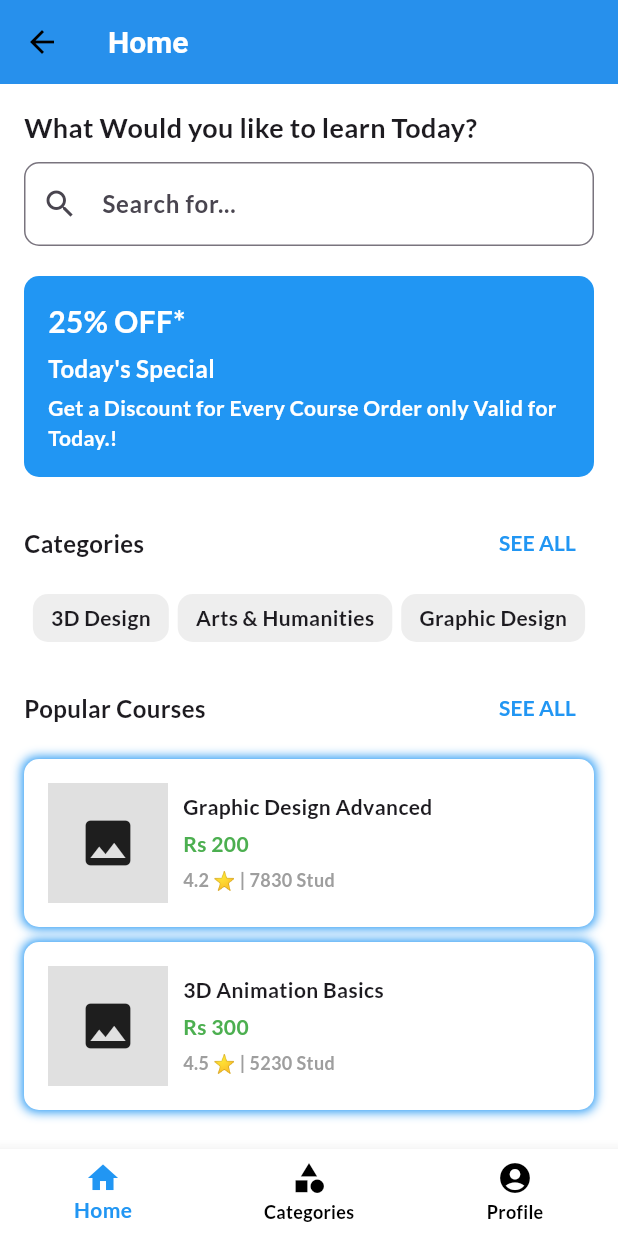
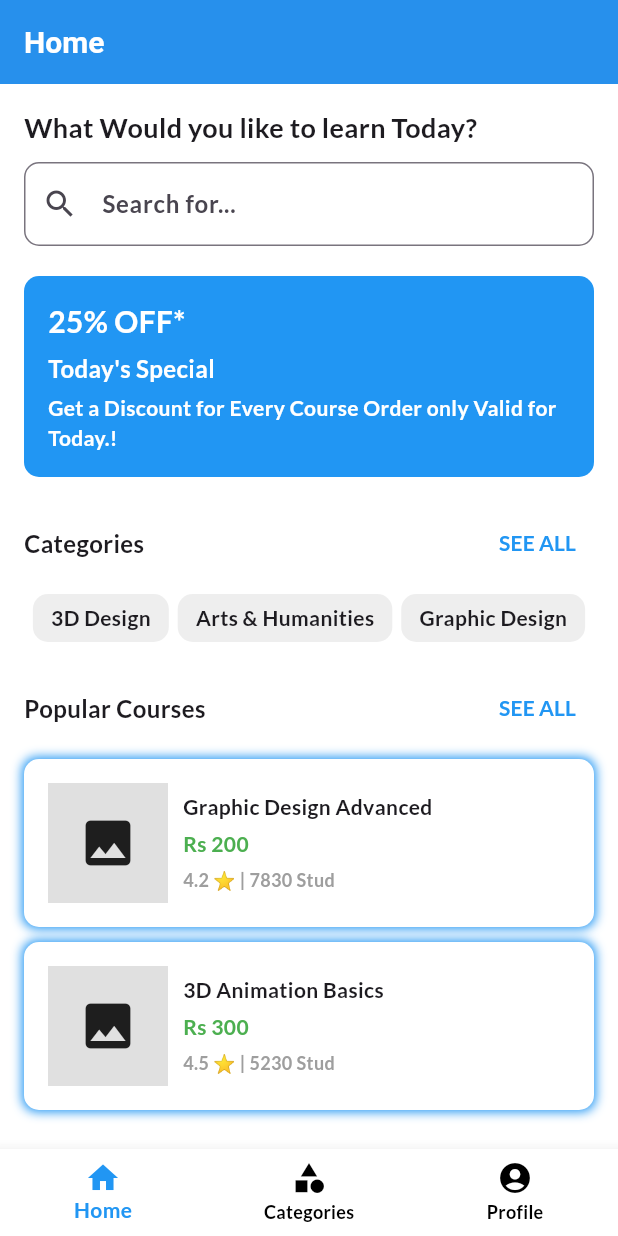
Before and after one commit to avishek100/wise_academy, a Flutter app: the DashboardPageView screen opened by its route, on a phone screen of 412 x 824 dp. Run offline on Flutter 3.47's test engine with Material 3 defaults, Android fonts, the light colour scheme and no system bars.

```diff
--- a/lib/view/categories_page.dart
+++ b/lib/view/categories_page.dart
@@ -12,6 +12,7 @@ class _CategoriesPageState extends State<CategoriesPage> {
   Widget build(BuildContext context) {
     return Scaffold(
       appBar: AppBar(
+        automaticallyImplyLeading: false,
         title: const Text('Categories'),
         elevation: 4,
       ),
--- a/lib/view/dashboard_page_view.dart
+++ b/lib/view/dashboard_page_view.dart
@@ -35,10 +35,10 @@ class _DashboardPageViewState extends State<DashboardPageView> {
       body: _pages[_selectedIndex],
       bottomNavigationBar: BottomNavigationBar(
         backgroundColor: Colors.white,
-        currentIndex: _selectedIndex, // Highlight the selected item
-        onTap: _onItemTapped, // Handle item taps
-        selectedItemColor: Colors.blue, // Color for selected icon/text
-        unselectedItemColor: Colors.black, // Color for unselected icon/text
+        currentIndex: _selectedIndex,
+        onTap: _onItemTapped,
+        selectedItemColor: Colors.blue,
+        unselectedItemColor: Colors.black,
         items: const [
           BottomNavigationBarItem(
             icon: Icon(Icons.home),
--- a/lib/view/home_page.dart
+++ b/lib/view/home_page.dart
@@ -12,6 +12,7 @@ class _HomePageState extends State<HomePage> {
   Widget build(BuildContext context) {
     return Scaffold(
       appBar: AppBar(
+        automaticallyImplyLeading: false,
         title: const Text(
           "Home",
         ),
--- a/lib/view/profile_page.dart
+++ b/lib/view/profile_page.dart
@@ -13,6 +13,7 @@ class _ProfilePageState extends State<ProfilePage> {
   Widget build(BuildContext context) {
     return Scaffold(
       appBar: AppBar(
+        automaticallyImplyLeading: false,
         title: const Text('Profile'),
         elevation: 4,
       ),
--- a/lib/view/welcome_page_view.dart
+++ b/lib/view/welcome_page_view.dart
@@ -43,7 +43,7 @@ class WelcomePageView extends StatelessWidget {
                     borderRadius: BorderRadius.circular(10),
                   ),
                 ),
-                child: const Text('Go to Dashboard',
+                child: const Text('Go to Home Page',
                     style: TextStyle(
                       color: Colors.white,
                     ))),
```
